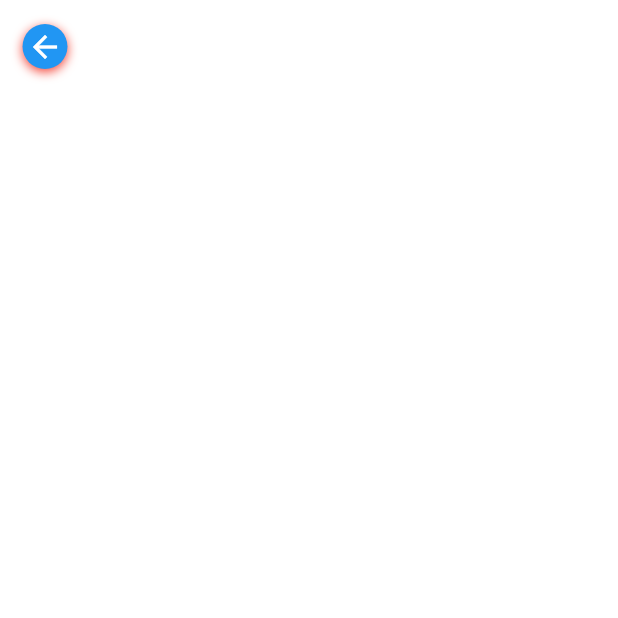
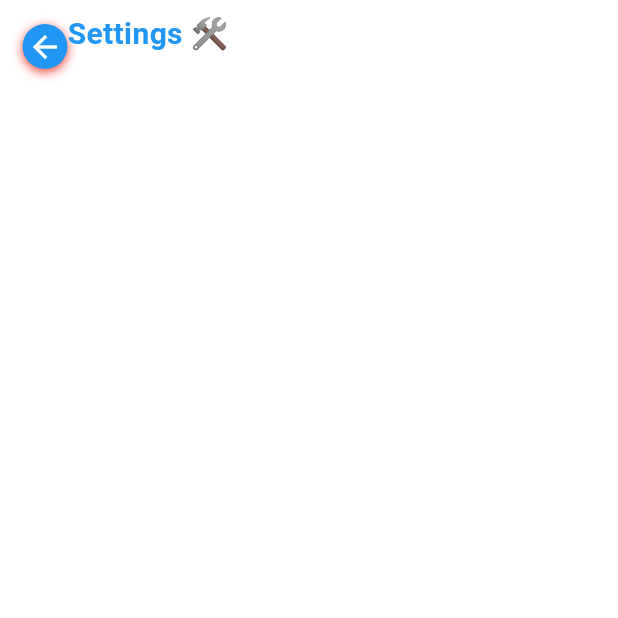
Before and after one commit to Yvonne-Wanja-1/appy, a Flutter app: the SettingsPage screen opened by its route, on a phone screen of 412 x 824 dp, the top half of it. Run offline on Flutter 3.47's test engine with Material 3 defaults, Android fonts, the phone set to English and light mode, and no system bars; our stand-ins replace animated_text_kit, curved_navigation_bar, font_awesome_flutter, google_fonts, image_cropper, image_picker and 1 more; missing offline and left inert: open_file_plus.

Commit message:
added the settimgs text

```diff
--- a/appy/lib/pages/pages/settings.dart
+++ b/appy/lib/pages/pages/settings.dart
@@ -41,7 +41,22 @@ class SettingsPage extends StatelessWidget {
                           },
                         ),
                       ),
+
                  ),
+
+                const Center(
+                 // padding: EdgeInsets.only(left: 8.0, top: 16.0),
+                  child: Text(
+                    'Settings 🛠️',
+                    style: TextStyle(
+                      fontSize: 20,
+                      fontWeight: FontWeight.bold,
+                      color: Colors.blue,
+                    ),
+                  ),
+                ),
+
+
               ],
             )
           ],
```
